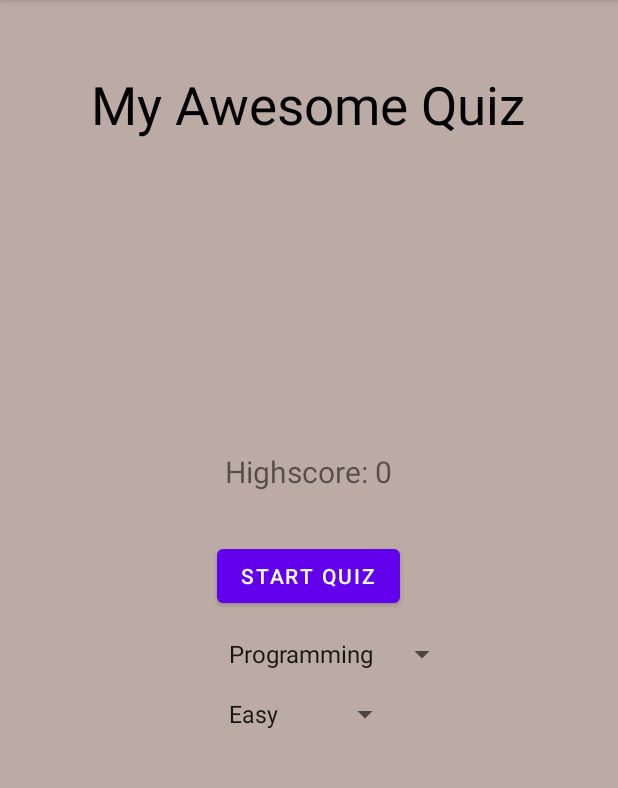
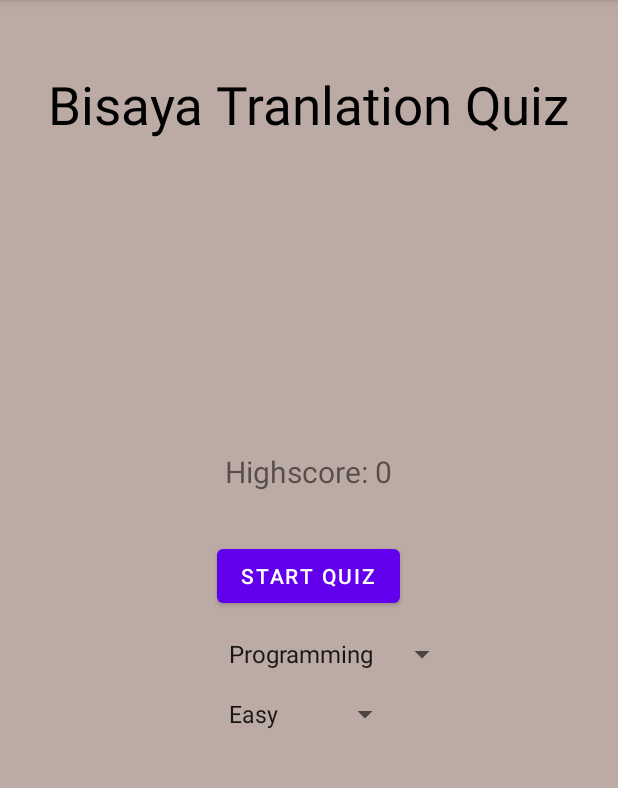
Before and after one commit to Manzazaa/Bisaya-Translation-Quiz-App, an Android app: the screen it shows after launch (StartingScreenActivity), on a phone screen of 412 x 824 dp, the part 84-872 px from its top. Run offline under Robolectric (Android 15) with nearby library versions, the phone set to English and light mode, and no system bars.

Commit message:
Title Screen Update

```diff
--- a/app/src/main/AndroidManifest.xml
+++ b/app/src/main/AndroidManifest.xml
@@ -18,6 +18,9 @@
                 <category android:name="android.intent.category.LAUNCHER" />
             </intent-filter>
         </activity>
+
+        <activity android:name=".QuizActivity" >
+        </activity>
     </application>
 
 </manifest>
--- a/app/src/main/res/layout/activity_starting_screen.xml
+++ b/app/src/main/res/layout/activity_starting_screen.xml
@@ -13,7 +13,7 @@
         android:layout_height="wrap_content"
         android:layout_centerHorizontal="true"
         android:layout_marginTop="30dp"
-        android:text="My Awesome Quiz"
+        android:text="Bisaya Tranlation Quiz"
         android:textColor="@android:color/black"
         android:textSize="35sp" />
 
```
